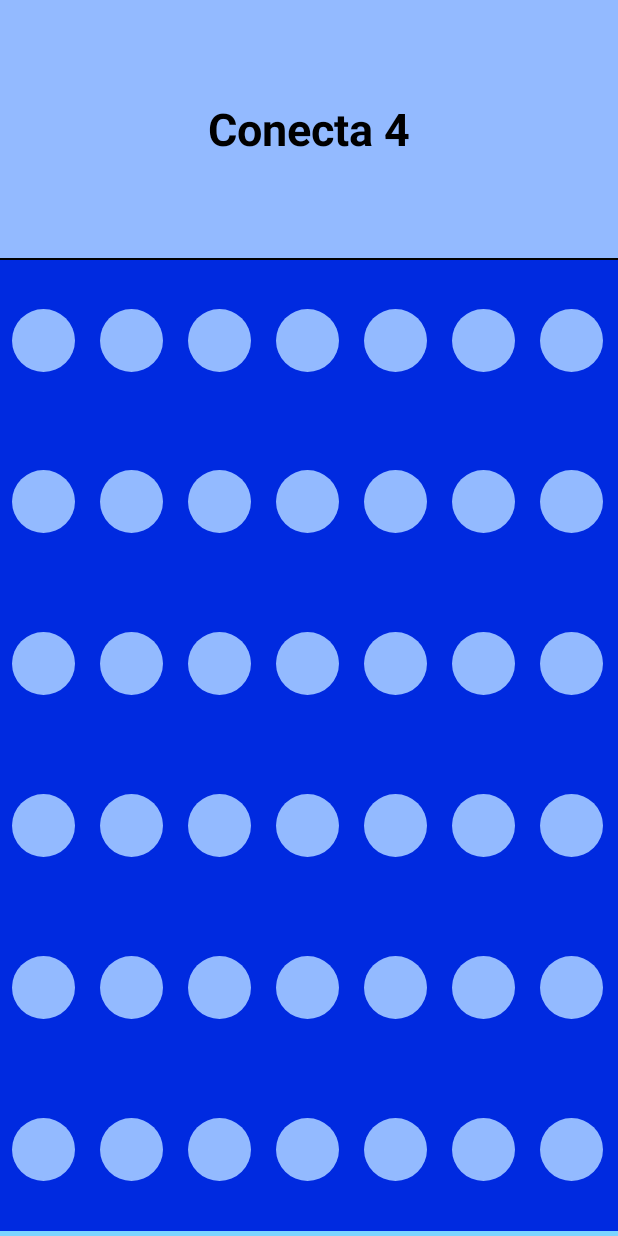
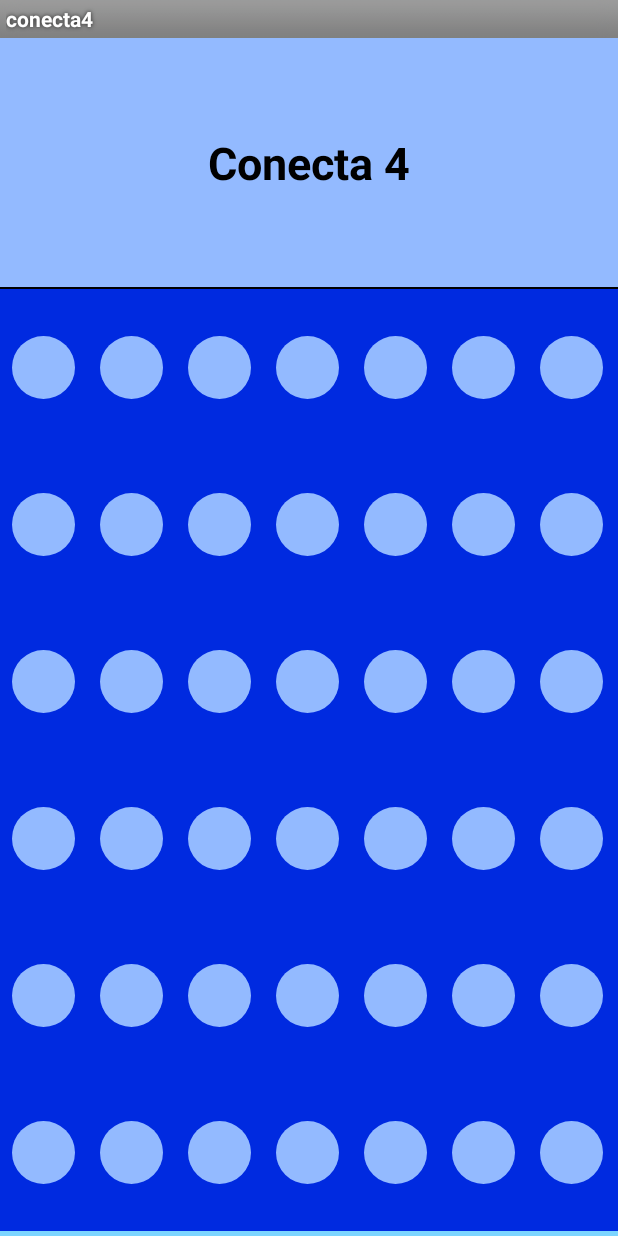
Before and after one commit to norishen/conecta4, an Android app: the screen it shows after launch (MainActivity), on a phone screen of 412 x 824 dp. Run offline under Robolectric (Android 15) with nearby library versions, the phone set to English and light mode, and no system bars.

Commit message:
Semana5 - 8

```diff
--- a/app/src/main/res/menu/menu.xml
+++ b/app/src/main/res/menu/menu.xml
@@ -1,14 +1,14 @@
 <?xml version="1.0" encoding="utf-8"?>
-<menu xmlns:android="http://schemas.android.com/apk/res/android" >
-<!-- CAMBIO 1 Aniadir menu -->
+<menu xmlns:android="http://schemas.android.com/apk/res/android">
+
     <item
         android:title="@string/menuPreferences"
-        android:id="@+id/menuPreferences"
-        android:icon="@android:drawable/ic_menu_preferences"/>
+        android:id="@+id/menuPreferences"/>
+<!--        android:icon="@android:drawable/ic_menu_preferences" -->
 
    <item
-        android:title="@string/menuAbout"
-        android:id="@+id/menuAbout"
-       />
+       android:title="@string/menuAbout"
+       android:id="@+id/menuAbout" />
+<!--       android:icon="@android:drawable/ic_menu_preferences" -->
 
 </menu>
--- a/app/src/main/res/values/styles.xml
+++ b/app/src/main/res/values/styles.xml
@@ -1,8 +1,9 @@
 <resources>
 
-    <!-- Base application theme. -->
-    <style name="AppTheme" parent="Theme.AppCompat.Light.DarkActionBar">
-        <!-- Customize your theme here. -->
+    <style name="AppBaseTheme" parent="android:Theme.Light">
+    </style>
+
+    <style name="AppTheme" parent="AppBaseTheme">
         <item name="colorPrimary">@color/colorPrimary</item>
         <item name="colorPrimaryDark">@color/colorPrimaryDark</item>
         <item name="colorAccent">@color/colorAccent</item>
```
